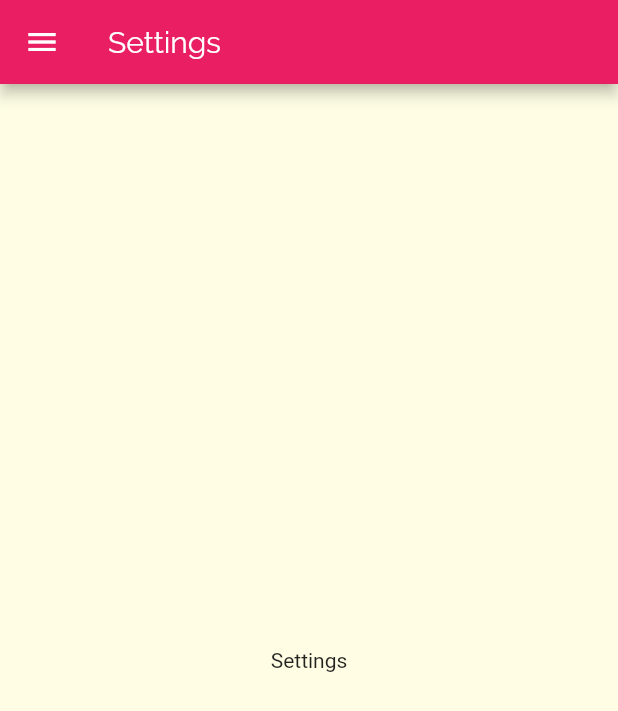
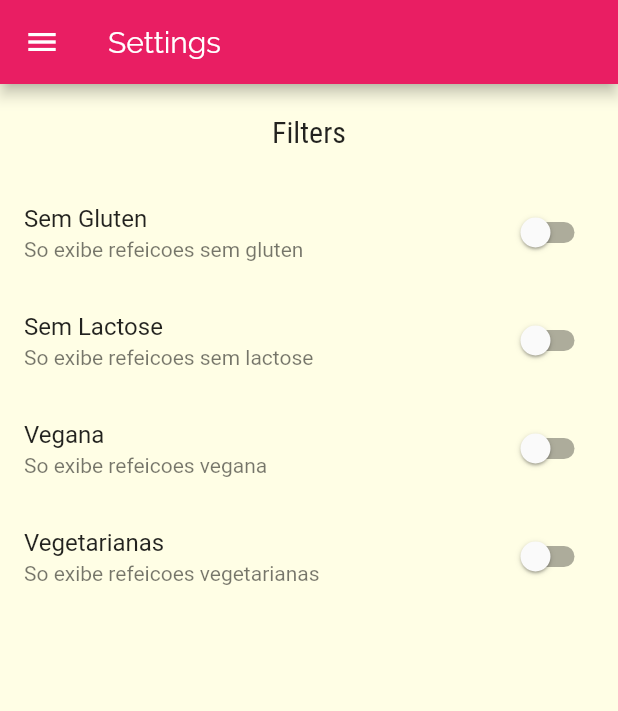
Before and after one commit to augustoveiga/meals, a Flutter app: the SettingsScreen screen opened by its route, on a phone screen of 412 x 824 dp. Shown: the top 711 px of the screen. Run offline on Flutter 3.47's test engine with Material 2 defaults, Android fonts, the phone set to English and light mode, and no system bars.

Commit message:
developing settings screen with swicht adaptative (filtes)

```diff
--- /dev/null
+++ b/lib/models/settings.dart
@@ -0,0 +1,13 @@
+class Settings {
+  bool isGlutenFree;
+  bool isLactoseFree;
+  bool isVegan;
+  bool isVegetarian;
+
+  Settings({
+    this.isGlutenFree = false,
+    this.isLactoseFree = false,
+    this.isVegan = false,
+    this.isVegetarian = false,
+  });
+}
--- a/lib/screens/settings_screen.dart
+++ b/lib/screens/settings_screen.dart
@@ -1,17 +1,77 @@
 import 'package:flutter/material.dart';
 import '../components/main_drawer.dart';
+import '../models/settings.dart';
 
-class SettingsScreen extends StatelessWidget {
+class SettingsScreen extends StatefulWidget {
+  @override
+  _SettingsScreenState createState() => _SettingsScreenState();
+}
+
+class _SettingsScreenState extends State<SettingsScreen> {
+
+  var settings = Settings();
+
+  Widget _creatSwitch(
+    String title,
+    String subtitle,
+    bool value,
+    Function onChanged,
+  ) {
+    return SwitchListTile.adaptive(
+      title: Text(title),
+      subtitle: Text(subtitle),
+      value: value,
+      onChanged: onChanged,
+    );
+  }
+
   @override
   Widget build(BuildContext context) {
     return Scaffold(
-      appBar: AppBar(
-        title: Text('Settings'),
-      ),
-      drawer: MainDrawer(),
-      body: Center(
-        child: Text('Settings'),
-      ),
-    );
+        appBar: AppBar(
+          title: Text('Settings'),
+        ),
+        drawer: MainDrawer(),
+        body: Column(
+          children: <Widget>[
+            Container(
+              padding: EdgeInsets.all(20),
+              child: Text(
+                'Filters',
+                style: Theme.of(context).textTheme.headline6,
+              ),
+            ),
+            Expanded(
+              child: ListView(
+                children: <Widget>[
+                  _creatSwitch(
+                    'Sem Gluten',
+                    'So exibe refeicoes sem gluten',
+                    settings.isGlutenFree,
+                    (value) => setState(() => settings.isGlutenFree = value),
+                  ),
+                  _creatSwitch(
+                    'Sem Lactose',
+                    'So exibe refeicoes sem lactose',
+                    settings.isLactoseFree,
+                    (value) => setState(() => settings.isLactoseFree = value),
+                  ),
+                  _creatSwitch(
+                    'Vegana',
+                    'So exibe refeicoes vegana',
+                    settings.isVegan,
+                    (value) => setState(() => settings.isVegan = value),
+                  ),
+                  _creatSwitch(
+                    'Vegetarianas',
+                    'So exibe refeicoes vegetarianas',
+                    settings.isVegetarian,
+                    (value) => setState(() => settings.isVegetarian = value),
+                  ),
+                ],
+              ),
+            ),
+          ],
+        ));
   }
 }
```
